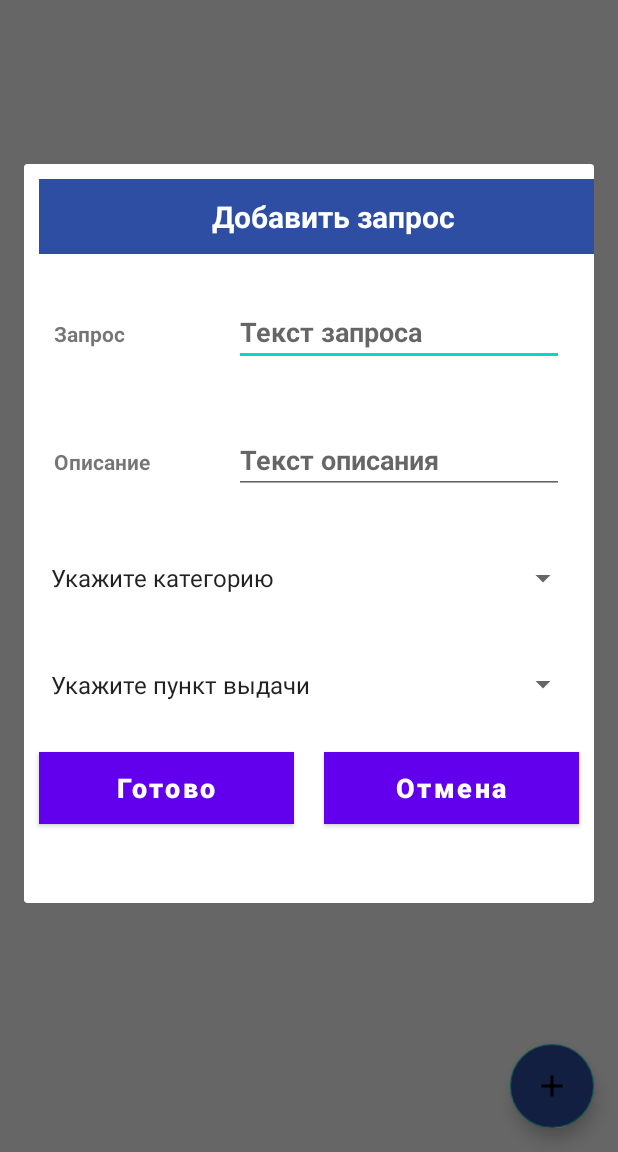
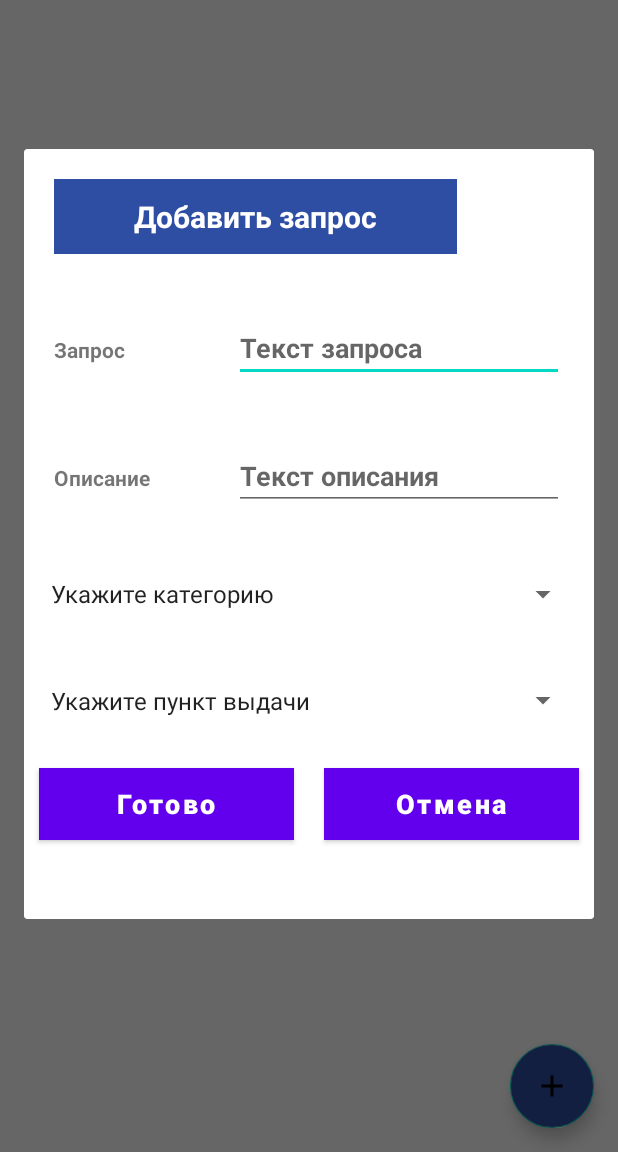
Before and after one commit to Oxana9/volunteers, an Android app: the HomeActivity screen opened directly, with no data from a screen before it, after a tap on an icon or button, on a phone screen of 412 x 824 dp, the part 84-1236 px from its top. Run offline under Robolectric (Android 15) with nearby library versions, the phone set to English and light mode, and no system bars; our stand-ins replace Firebase (no records; nobody signed in at launch, a user with empty details on screens opened directly).

Commit message:
Сделал удаление, изменил поведение кнопок

```diff
--- a/app/src/main/res/layout/input_file.xml
+++ b/app/src/main/res/layout/input_file.xml
@@ -2,46 +2,44 @@
 <LinearLayout xmlns:android="http://schemas.android.com/apk/res/android"
     xmlns:app="http://schemas.android.com/apk/res-auto"
     xmlns:tools="http://schemas.android.com/tools"
-    android:layout_width="wrap_content"
+    android:layout_width="350dp"
     android:layout_height="wrap_content"
-    android:orientation="vertical">
+    android:orientation="vertical"
+    app:flow_horizontalAlign="center"
+    app:flow_verticalAlign="center">
 
-    <androidx.constraintlayout.widget.ConstraintLayout
+    <LinearLayout
         android:layout_width="match_parent"
-        android:layout_height="69dp">
+        android:layout_height="wrap_content"
+        android:layout_margin="10dp"
+        android:orientation="horizontal">
 
         <TextView
             android:id="@+id/header"
-            android:layout_width="392dp"
+            android:layout_width="250dp"
             android:layout_height="50dp"
             android:layout_margin="10dp"
-            android:layout_marginStart="10dp"
+            android:layout_marginStart="32dp"
             android:layout_marginTop="10dp"
-            android:layout_marginEnd="10dp"
+            android:layout_marginEnd="32dp"
+            android:layout_weight="140"
             android:background="@color/er"
             android:gravity="center"
             android:padding="10dp"
             android:text="Добавить запрос"
             android:textColor="@color/white"
             android:textSize="20sp"
-            android:textStyle="bold"
-            app:layout_constraintEnd_toEndOf="parent"
-            app:layout_constraintHorizontal_bias="0.0"
-            app:layout_constraintStart_toStartOf="parent"
-            app:layout_constraintTop_toTopOf="parent" />
+            android:textStyle="bold" />
 
         <ImageButton
             android:id="@+id/deleteBtn"
-            android:layout_width="100dp"
-            android:layout_height="0dp"
+            android:layout_width="70dp"
+            android:layout_height="70dp"
             android:layout_margin="0dp"
+            android:layout_weight="10"
             android:visibility="invisible"
-            app:layout_constraintBottom_toBottomOf="@+id/header"
-            app:layout_constraintEnd_toEndOf="@+id/header"
-            app:layout_constraintTop_toTopOf="@+id/header"
-            app:layout_constraintVertical_bias="0.0"
             app:srcCompat="@drawable/ic_baseline_delete_forever_24" />
-    </androidx.constraintlayout.widget.ConstraintLayout>
+    </LinearLayout>
 
     <LinearLayout
         android:layout_width="match_parent"
```
Also changed, not shown: app/src/main/java/com/example/volunteers/HomeActivity.java (+15 -3 lines), app/src/main/java/com/example/volunteers/Model.java (+16 -6 lines).
